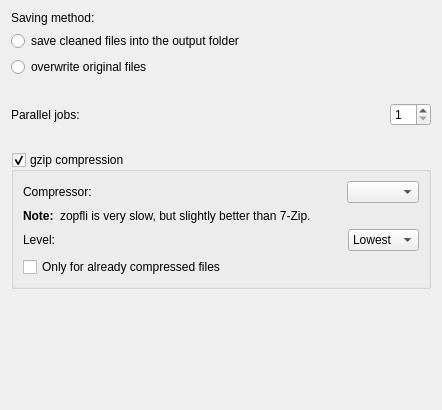
The window that src/preferences/mainpage.ui (RazrFalcon/svgcleaner-gui) describes before a commit, drawn with Qt 5.
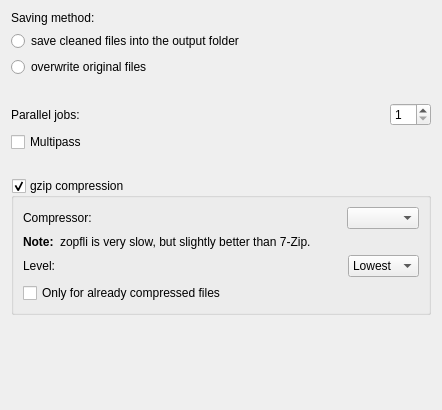
The same window after the commit.

Patch:
```diff
--- a/src/preferences/mainpage.ui
+++ b/src/preferences/mainpage.ui
@@ -93,6 +93,16 @@
      </item>
     </layout>
    </item>
+   <item>
+    <widget class="QCheckBox" name="chBoxMultipass">
+     <property name="toolTip">
+      <string>Clean a file multiple times</string>
+     </property>
+     <property name="text">
+      <string>Multipass</string>
+     </property>
+    </widget>
+   </item>
    <item>
     <spacer name="verticalSpacer_3">
      <property name="orientation">
```
